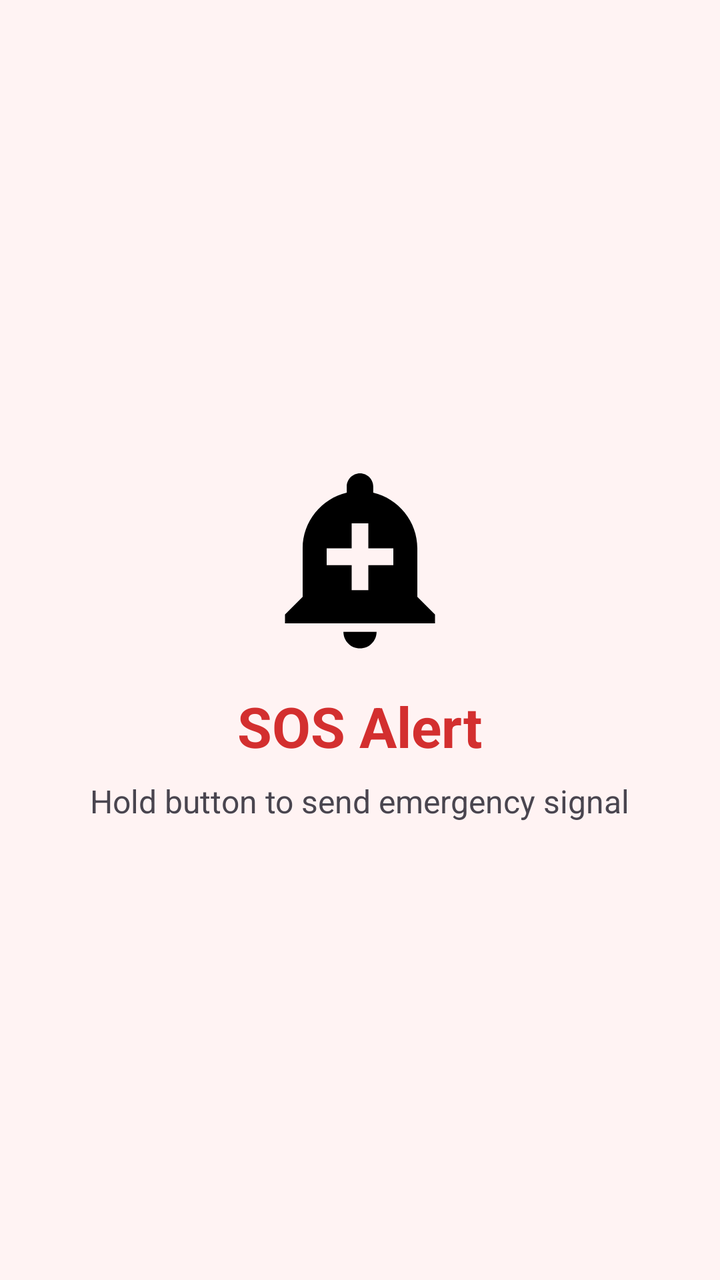
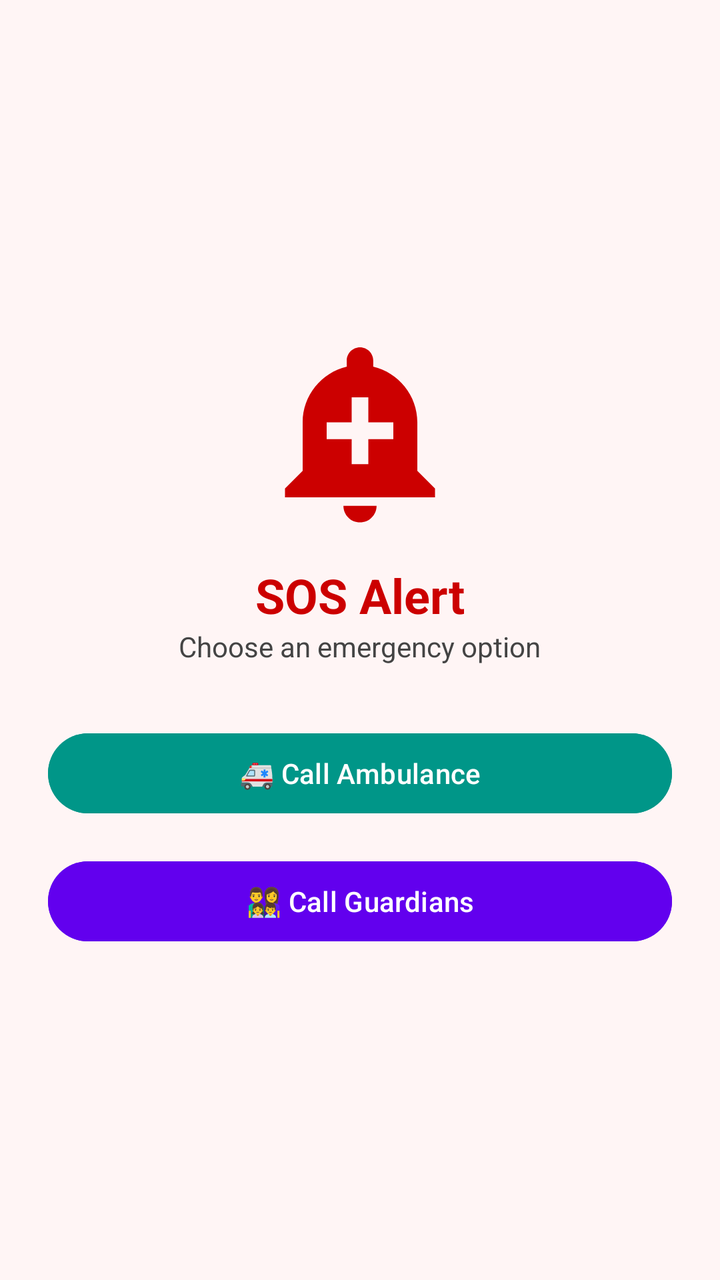

Two renders of the same Android screen: before a commit and after it. Below are the layout's source before the change and the commit's diff.
<!-- AndroidManifest.xml: application theme Theme.SmartAssistiveSystem -->
<!-- res/layout/fragment_sos.xml -->
<?xml version="1.0" encoding="utf-8"?>
<LinearLayout xmlns:android="http://schemas.android.com/apk/res/android"
    android:orientation="vertical"
    android:gravity="center"
    android:padding="32dp"
    android:background="#FFF3F3"
    android:layout_width="match_parent"
    android:layout_height="match_parent">

    <ImageView
        android:layout_width="100dp"
        android:layout_height="100dp"
        android:src="@drawable/img_alert"
        android:contentDescription="Emergency Alert" />

    <TextView
        android:layout_width="wrap_content"
        android:layout_height="wrap_content"
        android:text="SOS Alert"
        android:textSize="28sp"
        android:textStyle="bold"
        android:textColor="#D32F2F"
        android:layout_marginTop="16dp" />

    <TextView
        android:layout_width="wrap_content"
        android:layout_height="wrap_content"
        android:text="Hold button to send emergency signal"
        android:textSize="16sp"
        android:layout_marginTop="8dp" />

</LinearLayout>
<!-- resources referenced by this layout -->
<resources>
  <!-- drawable img_alert (drawable) -->
  <vector xmlns:android="http://schemas.android.com/apk/res/android" android:height="24dp" android:tint="#000000" android:viewportHeight="24" android:viewportWidth="24" android:width="24dp">
        
      <path android:fillColor="@android:color/white" android:pathData="M10.01,21.01c0,1.1 0.89,1.99 1.99,1.99s1.99,-0.89 1.99,-1.99h-3.98zM18.88,16.82L18.88,11c0,-3.25 -2.25,-5.97 -5.29,-6.69v-0.72C13.59,2.71 12.88,2 12,2s-1.59,0.71 -1.59,1.59v0.72C7.37,5.03 5.12,7.75 5.12,11v5.82L3,18.94L3,20h18v-1.06l-2.12,-2.12zM16,13.01h-3v3h-2v-3L8,13.01L8,11h3L11,8h2v3h3v2.01z"/>
      
  </vector>
  <style name="Theme.SmartAssistiveSystem" parent="Theme.Material3.DayNight.NoActionBar">
          
          <item name="windowActionBar">false</item>
          <item name="windowNoTitle">true</item>
  
          
          <item name="colorPrimary">@color/purple_500</item>
          <item name="colorPrimaryVariant">@color/purple_700</item>
          <item name="colorOnPrimary">@color/white</item>
  
          
          <item name="colorSecondary">@color/teal_200</item>
          <item name="colorOnSecondary">@color/black</item>
  
          
          <item name="android:statusBarColor">?attr/colorPrimaryVariant</item>
  
          
          <item name="actionMenuTextAppearance">@style/ActionMenuTextStyle</item>
      </style>
  <color name="purple_500">#6200EE</color>
  <color name="purple_700">#3700B3</color>
  <color name="white">#FFFFFF</color>
  <color name="teal_200">#03DAC5</color>
  <color name="black">#000000</color>
  <style name="ActionMenuTextStyle" parent="@android:style/TextAppearance.Widget.IconMenu.Item">
          <item name="android:textSize">14sp</item>
          <item name="android:textColor">#FFFFFF</item>
          <item name="android:textAllCaps">false</item>
      </style>
</resources>

<!-- the commit's change to res/layout/fragment_sos.xml (unified diff, before → after) -->
@@ -1,32 +1,52 @@
-<?xml version="1.0" encoding="utf-8"?>
 <LinearLayout xmlns:android="http://schemas.android.com/apk/res/android"
+    xmlns:app="http://schemas.android.com/apk/res-auto"
+    xmlns:tools="http://schemas.android.com/tools"
+    android:layout_width="match_parent"
+    android:layout_height="match_parent"
     android:orientation="vertical"
     android:gravity="center"
-    android:padding="32dp"
-    android:background="#FFF3F3"
-    android:layout_width="match_parent"
-    android:layout_height="match_parent">
+    android:padding="24dp"
+    android:background="#FFF5F5"
+    tools:context=".ui.sos.SOSFragment">
 
     <ImageView
         android:layout_width="100dp"
         android:layout_height="100dp"
-        android:src="@drawable/img_alert"
-        android:contentDescription="Emergency Alert" />
+        android:src="@drawable/ic_sos_alert"
+        android:contentDescription="@string/sos_icon"
+        app:tint="@android:color/holo_red_dark" />
 
     <TextView
         android:layout_width="wrap_content"
         android:layout_height="wrap_content"
-        android:text="SOS Alert"
-        android:textSize="28sp"
+        android:text="@string/sos_alert"
+        android:textSize="24sp"
+        android:textColor="@android:color/holo_red_dark"
         android:textStyle="bold"
-        android:textColor="#D32F2F"
         android:layout_marginTop="16dp" />
 
     <TextView
         android:layout_width="wrap_content"
         android:layout_height="wrap_content"
-        android:text="Hold button to send emergency signal"
-        android:textSize="16sp"
-        android:layout_marginTop="8dp" />
+        android:text="@string/sos_choose_option"
+        android:textColor="#444"
+        android:layout_marginBottom="30dp" />
+
+    <Button
+        android:id="@+id/btnCallAmbulance"
+        android:layout_width="match_parent"
+        android:layout_height="wrap_content"
+        android:text="@string/call_ambulance"
+        android:backgroundTint="#009688"
+        android:textColor="@android:color/white"
+        android:layout_marginBottom="16dp" />
+
+    <Button
+        android:id="@+id/btnCallGuardian"
+        android:layout_width="match_parent"
+        android:layout_height="wrap_content"
+        android:text="@string/call_guardians"
+        android:backgroundTint="#6200EE"
+        android:textColor="@android:color/white" />
 
 </LinearLayout>
<!-- resource entries referenced after the edit -->
@@ -1,11 +1,16 @@
 <!-- resources referenced by this layout -->
 <resources>
-  <!-- drawable img_alert (drawable) -->
+  <!-- drawable ic_sos_alert (drawable) -->
   <vector xmlns:android="http://schemas.android.com/apk/res/android" android:height="24dp" android:tint="#000000" android:viewportHeight="24" android:viewportWidth="24" android:width="24dp">
         
       <path android:fillColor="@android:color/white" android:pathData="M10.01,21.01c0,1.1 0.89,1.99 1.99,1.99s1.99,-0.89 1.99,-1.99h-3.98zM18.88,16.82L18.88,11c0,-3.25 -2.25,-5.97 -5.29,-6.69v-0.72C13.59,2.71 12.88,2 12,2s-1.59,0.71 -1.59,1.59v0.72C7.37,5.03 5.12,7.75 5.12,11v5.82L3,18.94L3,20h18v-1.06l-2.12,-2.12zM16,13.01h-3v3h-2v-3L8,13.01L8,11h3L11,8h2v3h3v2.01z"/>
       
   </vector>
+  <string name="call_ambulance">🚑 Call Ambulance</string>
+  <string name="call_guardians">👨‍👩‍👧‍👦 Call Guardians</string>
+  <string name="sos_alert">SOS Alert</string>
+  <string name="sos_choose_option">Choose an emergency option</string>
+  <string name="sos_icon">SOS Icon</string>
   <style name="Theme.SmartAssistiveSystem" parent="Theme.Material3.DayNight.NoActionBar">
           
           <item name="windowActionBar">false</item>
